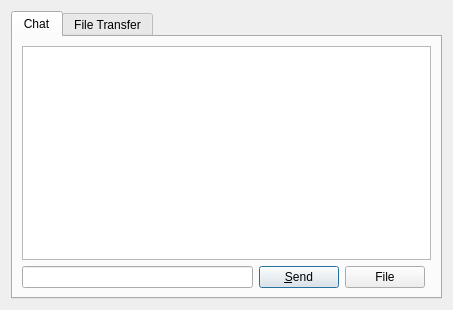
First picture: the form in chatdialog.ui, repository shaan7/Kapotah, before the edit.
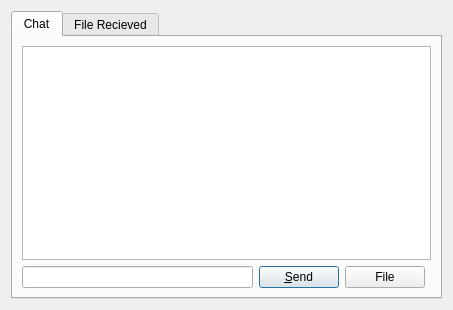
Second picture: the form after the edit. The open tabs and pages were chosen to show the change.

Commit message: bla ba..

Patch:
```diff
--- a/chatdialog.ui
+++ b/chatdialog.ui
@@ -64,7 +64,7 @@
      </widget>
      <widget class="QWidget" name="tabFileTransfer">
       <attribute name="title">
-       <string>File Transfer</string>
+       <string>File Recieved</string>
       </attribute>
       <layout class="QGridLayout" name="gridLayout_3">
        <item row="0" column="0">
```
Left out of the diff: 2 changed lines with no effect on the pictures. The commit also changes 2 other files.
